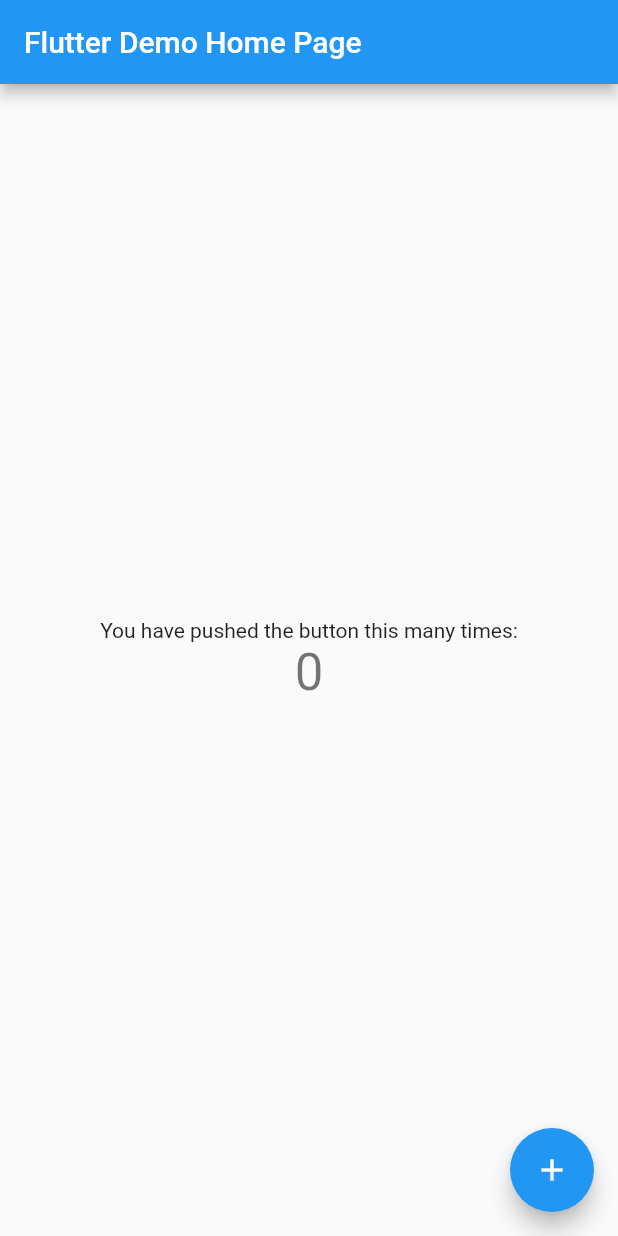
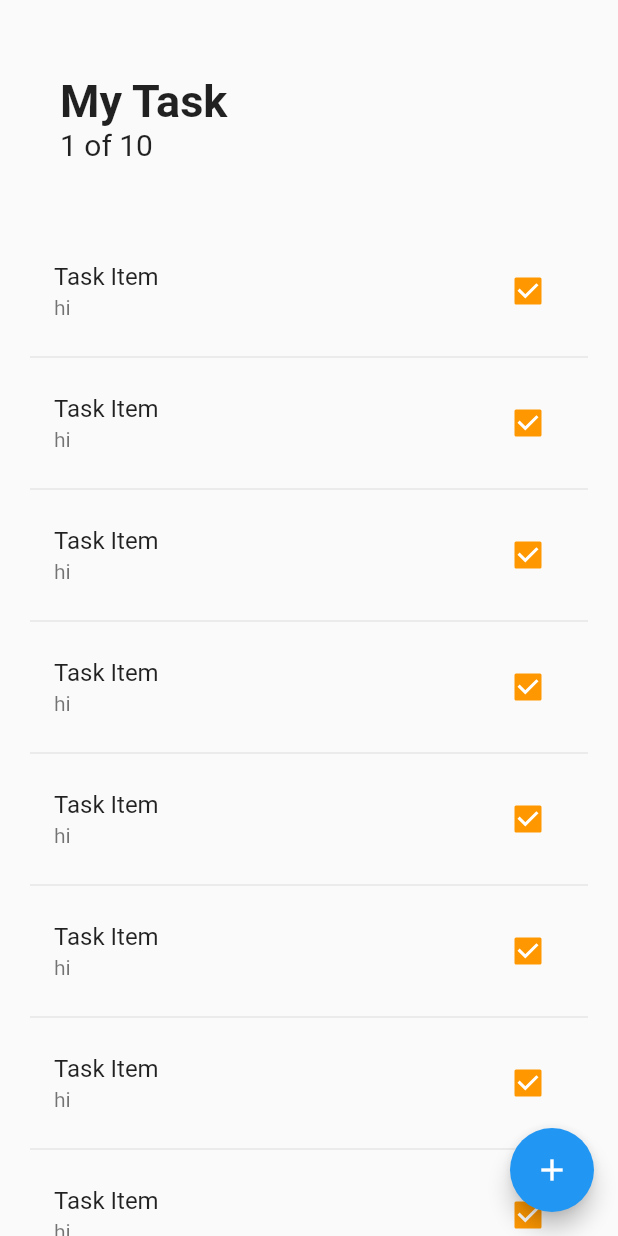
Before and after one commit to luandevpro/flutter_sqlite, a Flutter app: the screen it shows after launch, on a phone screen of 412 x 824 dp. Run offline on Flutter 3.47's test engine with Material 2 defaults, Android fonts, the phone set to English and light mode, and no system bars.

Commit message:
show list task item basic

```diff
--- /dev/null
+++ b/lib/core/constants/app_contstants.dart
@@ -0,0 +1,5 @@
+class RoutePaths {
+  static const String Home = '/';
+  static const String Login = 'login';
+  static const String Post = 'post';
+}
--- a/lib/main.dart
+++ b/lib/main.dart
@@ -1,111 +1,20 @@
 import 'package:flutter/material.dart';
+import 'package:flutter_sqlite/core/constants/app_contstants.dart';
+import 'package:flutter_sqlite/ui/router.dart';
 
 void main() => runApp(MyApp());
 
 class MyApp extends StatelessWidget {
-  // This widget is the root of your application.
   @override
   Widget build(BuildContext context) {
     return MaterialApp(
       title: 'Flutter Demo',
+      debugShowCheckedModeBanner: false,
       theme: ThemeData(
-        // This is the theme of your application.
-        //
-        // Try running your application with "flutter run". You'll see the
-        // application has a blue toolbar. Then, without quitting the app, try
-        // changing the primarySwatch below to Colors.green and then invoke
-        // "hot reload" (press "r" in the console where you ran "flutter run",
-        // or simply save your changes to "hot reload" in a Flutter IDE).
-        // Notice that the counter didn't reset back to zero; the application
-        // is not restarted.
         primarySwatch: Colors.blue,
       ),
-      home: MyHomePage(title: 'Flutter Demo Home Page'),
+      initialRoute: RoutePaths.Home,
+      onGenerateRoute: Router.generateRoute,
     );
   }
 }
-
-class MyHomePage extends StatefulWidget {
-  MyHomePage({Key key, this.title}) : super(key: key);
-
-  // This widget is the home page of your application. It is stateful, meaning
-  // that it has a State object (defined below) that contains fields that affect
-  // how it looks.
-
-  // This class is the configuration for the state. It holds the values (in this
-  // case the title) provided by the parent (in this case the App widget) and
-  // used by the build method of the State. Fields in a Widget subclass are
-  // always marked "final".
-
-  final String title;
-
-  @override
-  _MyHomePageState createState() => _MyHomePageState();
-}
-
-class _MyHomePageState extends State<MyHomePage> {
-  int _counter = 0;
-
-  void _incrementCounter() {
-    setState(() {
-      // This call to setState tells the Flutter framework that something has
-      // changed in this State, which causes it to rerun the build method below
-      // so that the display can reflect the updated values. If we changed
-      // _counter without calling setState(), then the build method would not be
-      // called again, and so nothing would appear to happen.
-      _counter++;
-    });
-  }
-
-  @override
-  Widget build(BuildContext context) {
-    // This method is rerun every time setState is called, for instance as done
-    // by the _incrementCounter method above.
-    //
-    // The Flutter framework has been optimized to make rerunning build methods
-    // fast, so that you can just rebuild anything that needs updating rather
-    // than having to individually change instances of widgets.
-    return Scaffold(
-      appBar: AppBar(
-        // Here we take the value from the MyHomePage object that was created by
-        // the App.build method, and use it to set our appbar title.
-        title: Text(widget.title),
-      ),
-      body: Center(
-        // Center is a layout widget. It takes a single child and positions it
-        // in the middle of the parent.
-        child: Column(
-          // Column is also a layout widget. It takes a list of children and
-          // arranges them vertically. By default, it sizes itself to fit its
-          // children horizontally, and tries to be as tall as its parent.
-          //
-          // Invoke "debug painting" (press "p" in the console, choose the
-          // "Toggle Debug Paint" action from the Flutter Inspector in Android
-          // Studio, or the "Toggle Debug Paint" command in Visual Studio Code)
-          // to see the wireframe for each widget.
-          //
-          // Column has various properties to control how it sizes itself and
-          // how it positions its children. Here we use mainAxisAlignment to
-          // center the children vertically; the main axis here is the vertical
-          // axis because Columns are vertical (the cross axis would be
-          // horizontal).
-          mainAxisAlignment: MainAxisAlignment.center,
-          children: <Widget>[
-            Text(
-              'You have pushed the button this many times:',
-            ),
-            Text(
-              '$_counter',
-              style: Theme.of(context).textTheme.display1,
-            ),
-          ],
-        ),
-      ),
-      floatingActionButton: FloatingActionButton(
-        onPressed: _incrementCounter,
-        tooltip: 'Increment',
-        child: Icon(Icons.add),
-      ), // This trailing comma makes auto-formatting nicer for build methods.
-    );
-  }
-}
--- /dev/null
+++ b/lib/ui/router.dart
@@ -0,0 +1,28 @@
+import 'package:flutter/material.dart';
+import 'package:flutter/widgets.dart';
+import 'package:flutter_sqlite/core/constants/app_contstants.dart';
+import 'views/home_view.dart';
+import 'views/login_view.dart';
+import 'views/post_view.dart';
+
+class Router {
+  static Route<dynamic> generateRoute(RouteSettings settings) {
+    switch (settings.name) {
+      case RoutePaths.Home:
+        return MaterialPageRoute(builder: (_) => HomeView());
+      case RoutePaths.Login:
+        final data = settings.arguments as String;
+        return MaterialPageRoute(builder: (_) => LoginView(data: data));
+      case RoutePaths.Post:
+        return MaterialPageRoute(builder: (_) => PostView());
+      default:
+        return MaterialPageRoute(
+          builder: (_) => Scaffold(
+            body: Center(
+              child: Text('No route defined for ${settings.name}'),
+            ),
+          ),
+        );
+    }
+  }
+}
--- /dev/null
+++ b/lib/ui/views/home_view.dart
@@ -0,0 +1,63 @@
+import 'package:flutter/material.dart';
+import 'package:flutter_sqlite/core/constants/app_contstants.dart';
+
+class HomeView extends StatelessWidget {
+  Widget _buildTaskItem() {
+    return Padding(
+      padding: const EdgeInsets.symmetric(horizontal: 20.0),
+      child: Column(
+        children: <Widget>[
+          ListTile(
+            title: Text("Task Item"),
+            subtitle: Text('hi'),
+            trailing: Checkbox(
+              value: true,
+              activeColor: Colors.orange,
+              onChanged: (value) {
+                print(value);
+              },
+            ),
+          ),
+          Divider()
+        ],
+      ),
+    );
+  }
+
+  @override
+  Widget build(BuildContext context) {
+    return Scaffold(
+      floatingActionButton: FloatingActionButton(
+        child: Icon(Icons.add),
+        onPressed: () {
+          Navigator.pushNamed(context, RoutePaths.Login,
+              arguments: 'Data from home');
+        },
+      ),
+      body: ListView.builder(
+        itemCount: 10,
+        itemBuilder: (context, index) {
+          if (index == 0) {
+            return Padding(
+              padding: EdgeInsets.symmetric(vertical: 50, horizontal: 40.0),
+              child: Column(
+                crossAxisAlignment: CrossAxisAlignment.start,
+                children: <Widget>[
+                  Text(
+                    "My Task",
+                    style: TextStyle(
+                      fontSize: 30,
+                      fontWeight: FontWeight.bold,
+                    ),
+                  ),
+                  Text('1 of 10', style: TextStyle(fontSize: 20))
+                ],
+              ),
+            );
+          }
+          return _buildTaskItem();
+        },
+      ),
+    );
+  }
+}
--- /dev/null
+++ b/lib/ui/views/login_view.dart
@@ -0,0 +1,16 @@
+import 'package:flutter/material.dart';
+
+class LoginView extends StatefulWidget {
+  final String data;
+  LoginView({Key key, this.data}) : super(key: key);
+
+  @override
+  _LoginViewState createState() => _LoginViewState();
+}
+
+class _LoginViewState extends State<LoginView> {
+  @override
+  Widget build(BuildContext context) {
+    return Scaffold(body: Center(child: Text('Login View ${widget.data}')));
+  }
+}
--- /dev/null
+++ b/lib/ui/views/post_view.dart
@@ -0,0 +1,8 @@
+import 'package:flutter/material.dart';
+
+class PostView extends StatelessWidget {
+  @override
+  Widget build(BuildContext context) {
+    return Scaffold(body: Center(child: Text('Post View')));
+  }
+}
```
